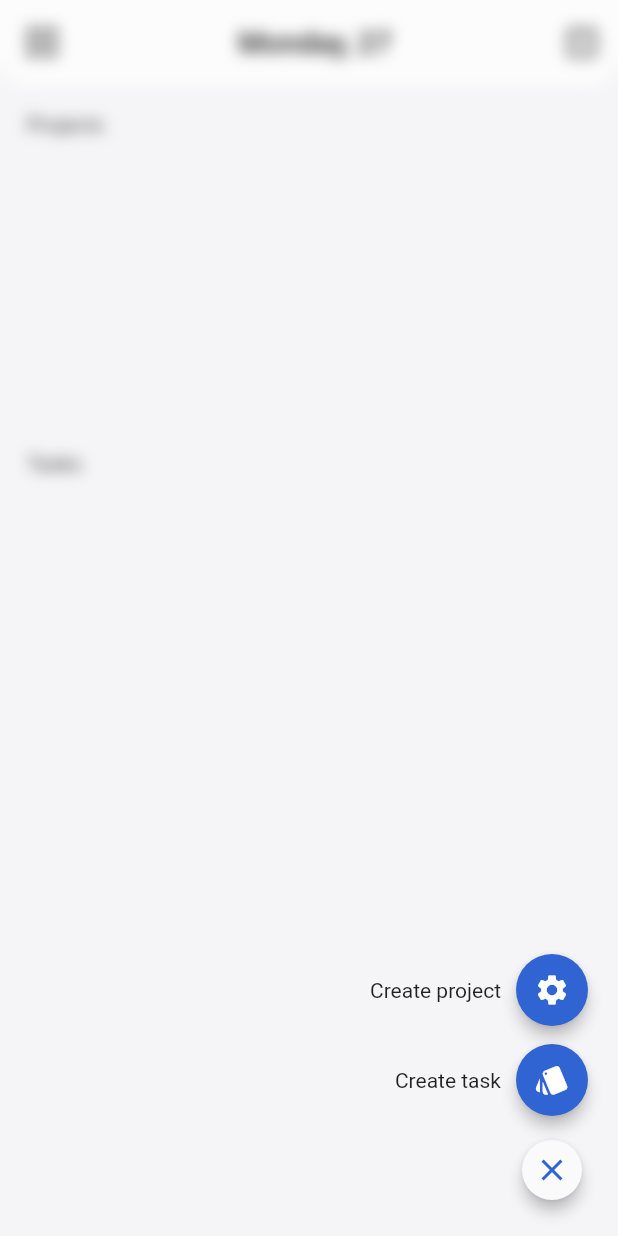
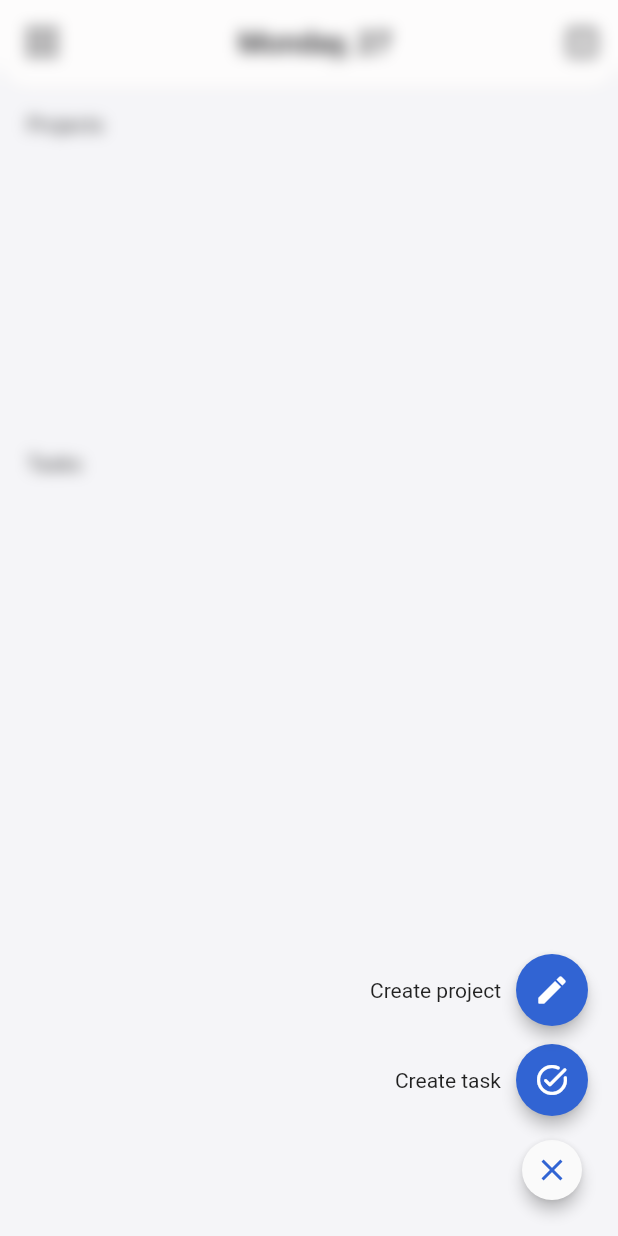
Before and after one commit to mark-kascheev/todooze, a Flutter app: the screen it shows after launch, after a tap on the "close" icon, on a phone screen of 412 x 824 dp. Run offline on Flutter 3.47's test engine with Material 2 defaults, Android fonts, the phone set to English and light mode, and no system bars; our stand-ins replace cloud_firestore, firebase_core, flutter_bloc; accounts and stored records are empty.

Commit message:
Change icons when create new task/project

```diff
--- a/lib/data/repository/task_data_repository.dart
+++ b/lib/data/repository/task_data_repository.dart
@@ -31,6 +31,6 @@ class TaskDataRepository extends TaskRepository {
 
   @override
   Future deleteTask(Task task) {
-    throw api.deleteTask(task.id);
+    return api.deleteTask(task.id);
   }
 }
--- a/lib/view/main_page.dart
+++ b/lib/view/main_page.dart
@@ -42,7 +42,7 @@ class MainPage extends StatelessWidget {
             child: ExpandableFloatingButton(children: [
               ActionButton(
                 actionDescription: 'Create task',
-                icon: Icon(Icons.style),
+                icon: const Icon(Icons.task_alt_rounded),
                 onPressed: () => {
                   showGeneralDialog(
                     context: context,
@@ -64,7 +64,7 @@ class MainPage extends StatelessWidget {
                 },
               ),
               ActionButton(
-                icon: Icon(Icons.settings),
+                icon: const Icon(Icons.mode_edit_rounded),
                 onPressed: () {},
                 actionDescription: 'Create project',
               )
```
Also changed, not shown: lib/view/tasks/task_list.dart (+17 -3 lines).
